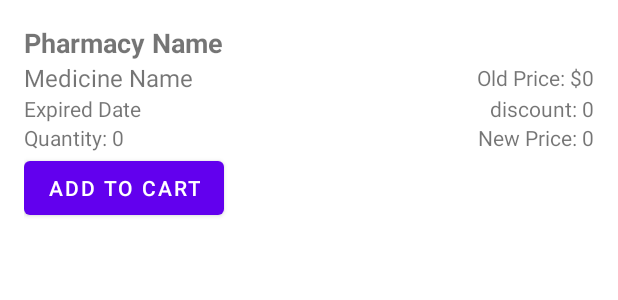
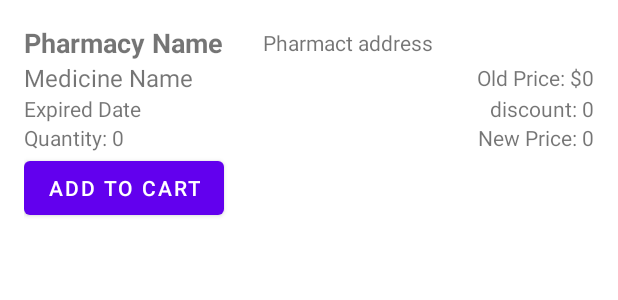
Before and after one commit to ziad-ezzat/PharmaShare, an Android app: the layout home_card.xml on its own in the app's theme, with its tools: preview values and no code run, on a phone screen of 412 x 824 dp. Shown: the top 300 px of the screen. Run offline under Robolectric (Android 15) with nearby library versions, the phone set to English and light mode, and no system bars.

Commit message:
add address to cart in home

```diff
--- a/app/src/main/java/com/example/pharmashare/app/adptars/HomeAdapter.kt
+++ b/app/src/main/java/com/example/pharmashare/app/adptars/HomeAdapter.kt
@@ -10,6 +10,7 @@ import android.widget.TextView
 import androidx.recyclerview.widget.RecyclerView
 import com.example.pharmashare.R
 import com.example.pharmashare.database.firebase.repos.PharmacyRepository
+import com.example.pharmashare.database.firebase.repos.SharedMedicineRepository
 import com.example.pharmashare.database.objects.SharedMedicine
 
 class HomeAdapter(private val sharedMedicines: List<SharedMedicine>, private val homeListener: HomeListener) :
@@ -24,6 +25,7 @@ class HomeAdapter(private val sharedMedicines: List<SharedMedicine>, private val
         val addToCartBtn: Button = itemView.findViewById(R.id.med_makeOrder)
         val discountTv: TextView = itemView.findViewById(R.id.discount)
         val discountPriceTv: TextView = itemView.findViewById(R.id.priceAfterDiscount)
+        val pharmacyAddressTv: TextView = itemView.findViewById(R.id.address)
     }
 
     override fun onCreateViewHolder(parent: ViewGroup, viewType: Int): Holder {
@@ -37,6 +39,9 @@ class HomeAdapter(private val sharedMedicines: List<SharedMedicine>, private val
         val sharedMedicine = sharedMedicines[position]
 
         holder.pharmacyNameTv.text = sharedMedicine.pharmacyName
+        PharmacyRepository.getPharmacyAddressByName(sharedMedicine.pharmacyName) { pharmacy ->
+            holder.pharmacyAddressTv.text = pharmacy
+        }
         holder.medNameTv.text = sharedMedicine.medicineName
         holder.expiredDateTv.text = sharedMedicine.expiredDate
         holder.medQuantityTv.text = "Quantity: ${sharedMedicine.quantity}"
--- a/app/src/main/res/layout/home_card.xml
+++ b/app/src/main/res/layout/home_card.xml
@@ -4,6 +4,12 @@
     android:layout_height="wrap_content"
     android:orientation="vertical"
     android:padding="16dp">
+
+    <LinearLayout
+        android:layout_width="match_parent"
+        android:layout_height="wrap_content"
+        android:orientation="horizontal"
+        android:gravity="center_vertical">
 
     <TextView
         android:id="@+id/pharmacy_name"
@@ -12,6 +18,21 @@
         android:text="Pharmacy Name"
         android:textSize="18sp"
         android:textStyle="bold" />
+
+        <Space
+            android:layout_width="0dp"
+            android:layout_height="0dp"
+            android:layout_weight="1" />
+
+        <TextView
+            android:id="@+id/address"
+            android:layout_width="wrap_content"
+            android:layout_height="wrap_content"
+            android:text="Pharmact address"
+            android:textSize="14sp"
+            android:layout_weight="4"/>
+
+    </LinearLayout>
 
     <LinearLayout
         android:layout_width="match_parent"
```
Also changed, not shown: app/src/main/java/com/example/pharmashare/database/firebase/repos/PharmacyRepository.kt (+12 -0 lines).
